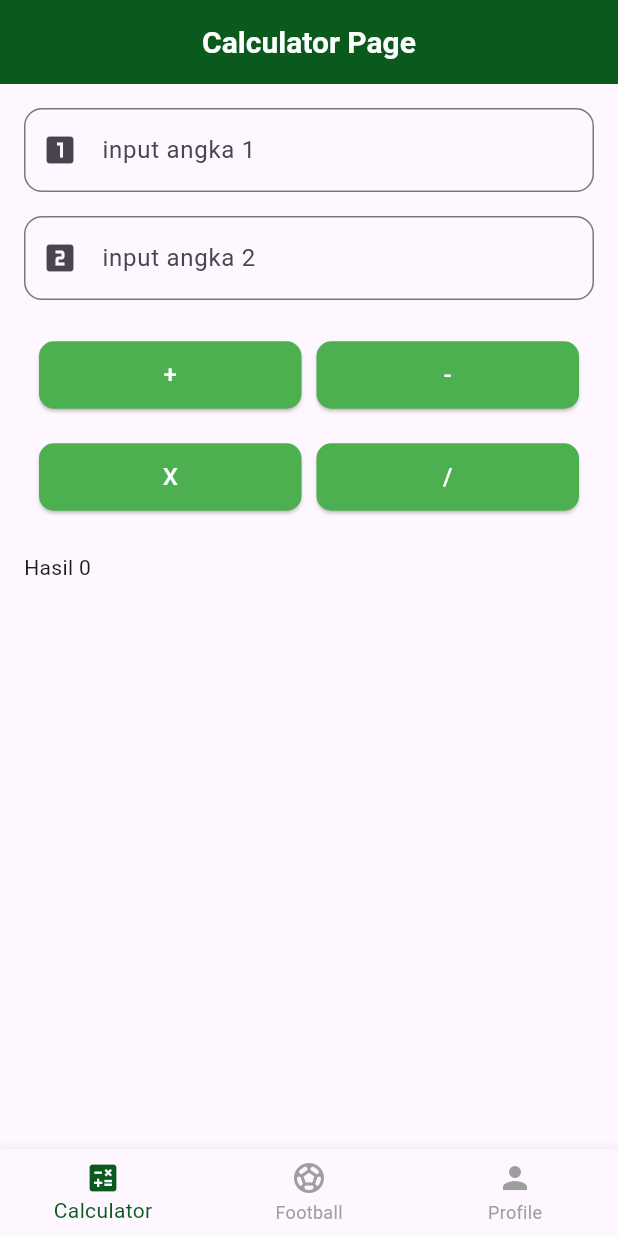
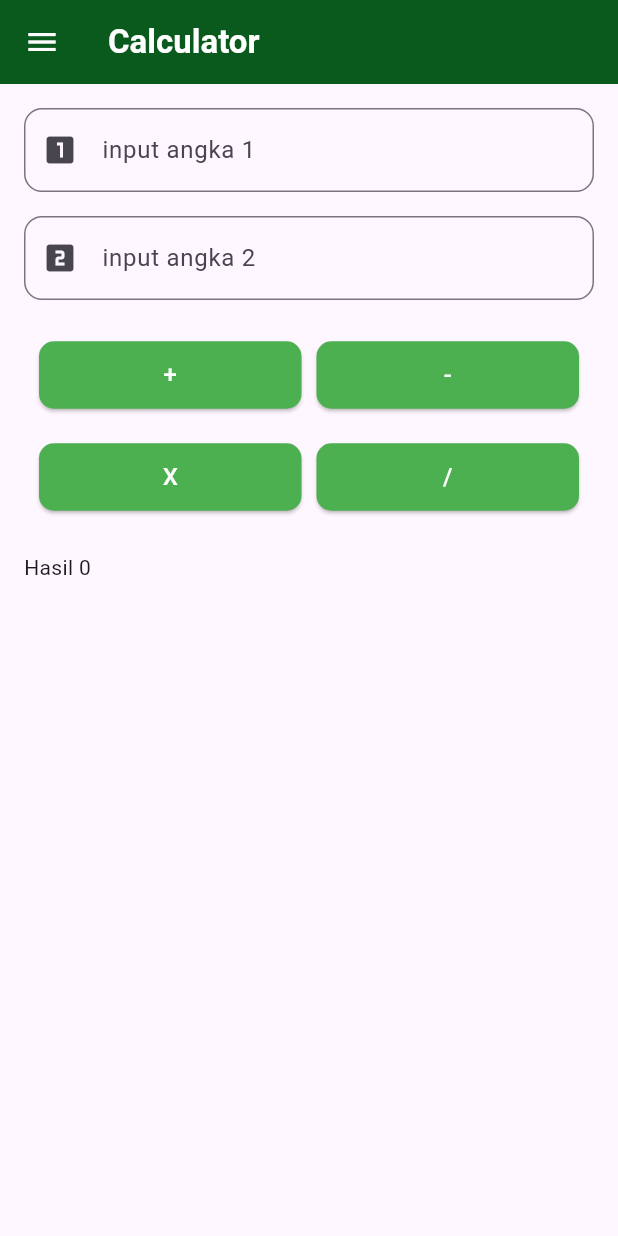
Before and after one commit to ARFVA/flutter_application_1, a Flutter app: the screen it shows after launch, on a phone screen of 412 x 824 dp. Run offline on Flutter 3.47's test engine with Material 3 defaults, Android fonts, the phone set to English and light mode, and no system bars; our stand-ins replace get.

Commit message:
Saya Menambahkan Drawer Navigation

```diff
--- /dev/null
+++ b/lib/fragment/calculator_fragment.dart
@@ -0,0 +1,94 @@
+import 'package:flutter/material.dart';
+import 'package:get/get.dart';
+import 'package:flutter_application_1/controllers/CalculatorController.dart';
+import 'package:flutter_application_1/Widget/CustomTextField.dart';
+import 'package:flutter_application_1/Widget/reusable.dart';
+
+class CalculatorFragment extends StatelessWidget {
+  CalculatorFragment({super.key});
+  final CalculatorController calculatorController = Get.put(CalculatorController());
+
+  @override
+  Widget build(BuildContext context) {
+    return Scaffold(
+      body: Container(
+        child: SingleChildScrollView(
+          child: Padding(
+            padding: const EdgeInsets.all(16.0),
+            child: Column(
+              crossAxisAlignment: CrossAxisAlignment.stretch,
+              children: [
+                CustomTextField(
+                  label: "input angka 1",
+                  controller: calculatorController.txtAngka1,
+                  icon: Icons.looks_one,
+                ),
+                SizedBox(height: 16),
+                CustomTextField(
+                  label: "input angka 2",
+                  controller: calculatorController.txtAngka2,
+                  icon: Icons.looks_two,
+                ),
+                SizedBox(height: 16),
+                Container(
+                  margin: EdgeInsets.all(10),
+                  child: Row(
+                    children: [
+                      Expanded(
+                        child: CustomButton(
+                          text: "+",
+                          textColor: const Color.fromARGB(255, 255, 255, 255),
+                          onPressed: () {
+                            calculatorController.tambah();
+                          },
+                        ),
+                      ),
+                      SizedBox(width: 10),
+                      Expanded(
+                        child: CustomButton(
+                          text: "-",
+                          textColor: const Color.fromARGB(255, 255, 255, 255),
+                          onPressed: () {
+                            calculatorController.kurang();
+                          },
+                        ),
+                      ),
+                    ],
+                  ),
+                ),
+                Container(
+                  margin: EdgeInsets.all(10),
+                  child: Row(
+                    children: [
+                      Expanded(
+                        child: CustomButton(
+                          text: "X",
+                          textColor: const Color.fromARGB(255, 255, 255, 255),
+                          onPressed: () {
+                            calculatorController.kali();
+                          },
+                        ),
+                      ),
+                      SizedBox(width: 10),
+                      Expanded(
+                        child: CustomButton(
+                          text: "/",
+                          textColor: const Color.fromARGB(255, 255, 255, 255),
+                          onPressed: () {
+                            calculatorController.bagi();
+                          },
+                        ),
+                      ),
+                    ],
+                  ),
+                ),
+                SizedBox(height: 16),
+                Obx(() => Text("Hasil ${calculatorController.hasil.value}")),
+              ],
+            ),
+          ),
+        ),
+      ),
+    );
+  }
+}
--- a/lib/main.dart
+++ b/lib/main.dart
@@ -16,7 +16,7 @@ class MyApp extends StatelessWidget {
       theme: ThemeData(
         colorScheme: ColorScheme.fromSeed(seedColor: Colors.deepPurple),
       ),
-      initialRoute: AppRoutes.main,
+      initialRoute: AppRoutes.drawer,
       getPages: AppPages.pages,
     );
   }
--- /dev/null
+++ b/lib/pages/drawer_page.dart
@@ -0,0 +1,101 @@
+import 'package:flutter/material.dart';
+import 'package:get/get.dart';
+import 'package:flutter_application_1/controllers/main_controller.dart';
+import 'package:flutter_application_1/fragment/calculator_fragment.dart';
+import 'package:flutter_application_1/fragment/football_fragment.dart';
+import 'package:flutter_application_1/fragment/profile_fragment.dart';
+
+class DrawerPage extends StatelessWidget {
+  DrawerPage({super.key});
+
+  final MainController controller = Get.put(MainController());
+
+  final List<Widget> pages = [
+    CalculatorFragment(),
+    FootballFragment(),
+    ProfileFragment(),
+  ];
+
+  @override
+  Widget build(BuildContext context) {
+    return Obx(() => Scaffold(
+          appBar: AppBar(
+            backgroundColor: const Color.fromARGB(255, 9, 90, 28),
+            foregroundColor: Colors.white,
+            title: Text(
+              _getTitle(controller.selectedIndex.value),
+              style: const TextStyle(fontWeight: FontWeight.bold),
+            ),
+            elevation: 0,
+          ),
+          drawer: Drawer(
+            child: ListView(
+              padding: EdgeInsets.zero,
+              children: [
+                UserAccountsDrawerHeader(
+                  decoration: const BoxDecoration(
+                    color: Color.fromARGB(255, 9, 90, 28),
+                  ),
+                  currentAccountPicture: const CircleAvatar(
+                    backgroundColor: Colors.white,
+                    child: CircleAvatar(
+                      radius: 50,
+                      backgroundImage: AssetImage("assets/image/ronaldo.png"),
+                    ),
+                  ),
+                  accountName: const Text(
+                    "Riffat Arfa Pramana",
+                    style: TextStyle(
+                      fontSize: 18,
+                      fontWeight: FontWeight.bold,
+                    ),
+                  ),
+                  accountEmail: const Text("riffat@email.com"),
+                ),
+                ListTile(
+                  leading: const Icon(Icons.calculate),
+                  title: const Text("Calculator"),
+                  onTap: () {
+                    controller.changePage(0);
+                    Navigator.pop(context);
+                  },
+                ),
+                ListTile(
+                  leading: const Icon(Icons.sports_soccer),
+                  title: const Text("Football"),
+                  onTap: () {
+                    controller.changePage(1);
+                    Navigator.pop(context);
+                  },
+                ),
+                ListTile(
+                  leading: const Icon(Icons.person),
+                  title: const Text("Profile"),
+                  onTap: () {
+                    controller.changePage(2);
+                    Navigator.pop(context);
+                  },
+                ),
+              ],
+            ),
+          ),
+          body: Container(
+            color: Colors.white,
+            child: pages[controller.selectedIndex.value],
+          ),
+        ));
+  }
+
+  String _getTitle(int index) {
+    switch (index) {
+      case 0:
+        return "Calculator";
+      case 1:
+        return "Football";
+      case 2:
+        return "Profile";
+      default:
+        return "";
+    }
+  }
+}
--- a/lib/routes/pages.dart
+++ b/lib/routes/pages.dart
@@ -1,4 +1,9 @@
+import 'package:flutter_application_1/fragment/calculator_fragment.dart';
+import 'package:flutter_application_1/fragment/football_edit_fragment.dart';
+import 'package:flutter_application_1/fragment/football_fragment.dart';
+import 'package:flutter_application_1/fragment/profile_fragment.dart';
 import 'package:flutter_application_1/pages/CalculatorPage.dart';
+import 'package:flutter_application_1/pages/drawer_page.dart';
 import 'package:flutter_application_1/pages/main_page.dart';
 import 'package:flutter_application_1/pages/profile_page.dart';
 import 'package:get/get.dart';
@@ -13,5 +18,10 @@ class AppPages {
     GetPage(name: AppRoutes.footballPlayers, page: () => FootballPages()),
     GetPage(name: AppRoutes.footballEditPlayers,page: () => FootballEditPage(),),
     GetPage(name: AppRoutes.profile, page: () => const ProfilePage()),
+    GetPage(name: AppRoutes.drawer, page: () => DrawerPage()),
+    GetPage(name: AppRoutes.calculatorfrag, page: () => CalculatorFragment()),
+    GetPage(name: AppRoutes.footballPlayersfrag, page: () => FootballFragment()),
+    GetPage(name: AppRoutes.footballEditPlayersfrag,page: () => FootballEditFragment(),),
+    GetPage(name: AppRoutes.profilefrag, page: () => const ProfileFragment()),
   ];
 }
--- a/lib/routes/routes.dart
+++ b/lib/routes/routes.dart
@@ -4,4 +4,10 @@ class AppRoutes {
   static const String footballPlayers = "/footballPlayers";
   static const String footballEditPlayers = "/footballEditPlayers";
   static const String profile = "/profile";
+  static const String drawer = "/drawer";
+  static const String calculatorfrag = "/calculatorfrag";
+  static const String footballPlayersfrag = "/footballPlayersfrag";
+  static const String footballEditPlayersfrag = "/footballEditPlayersfrag";
+  static const String profilefrag = "/profilefrag";
+
 }
```
Also changed, not shown: lib/controllers/CalculatorController.dart (+21 -13 lines), lib/fragment/History_fragment.dart (deleted, +0 -10 lines), lib/fragment/Home_fragment.dart (deleted, +0 -10 lines), lib/fragment/football_edit_fragment.dart (added, +61 -0 lines), lib/fragment/football_fragment.dart (added, +65 -0 lines), lib/fragment/profile_fragment.dart (+47 -1 lines).
